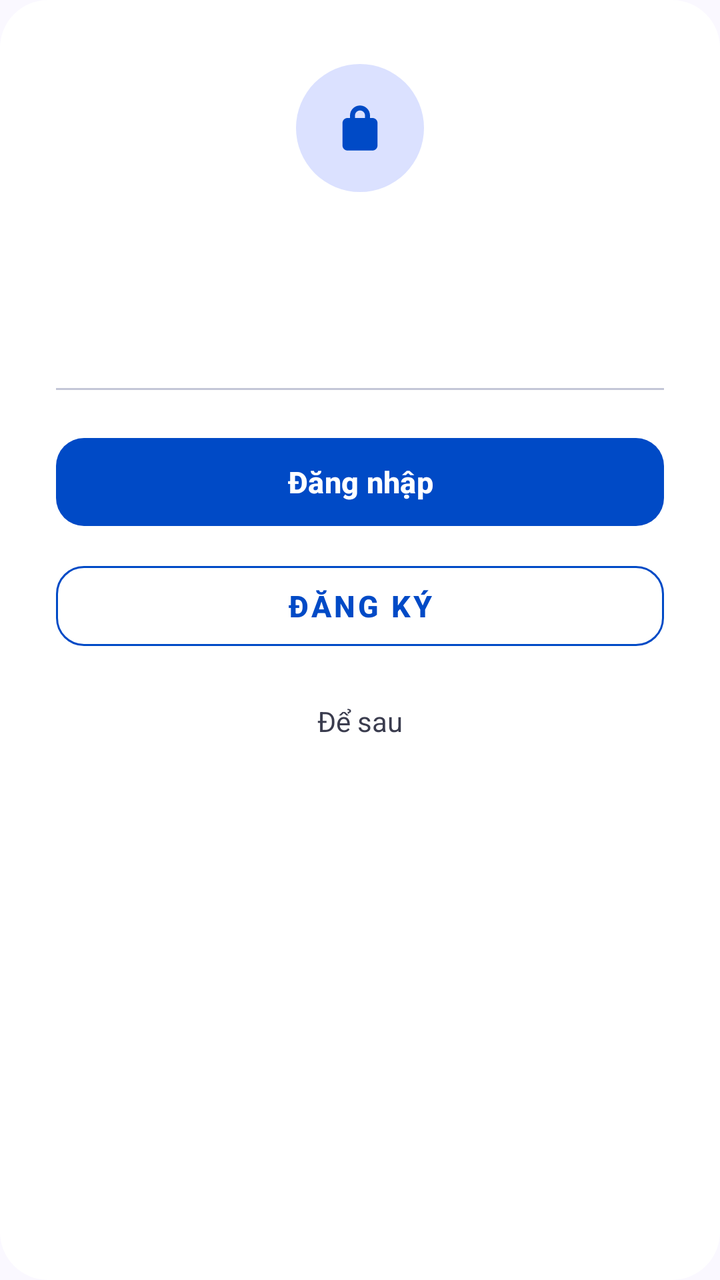
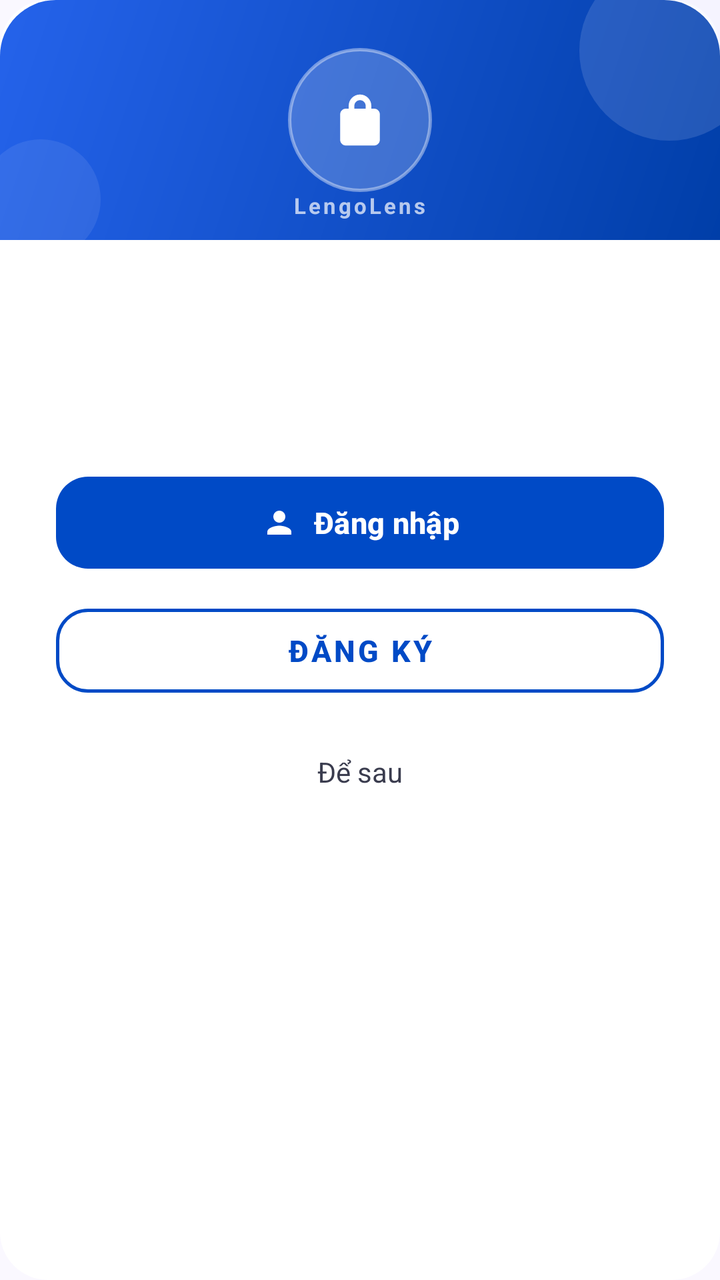

Compare the two renders of this Android layout. The source of the first and the diff that turns it into the second are given below.
<!-- AndroidManifest.xml: application theme Theme.ObjectLanguage -->
<!-- res/layout/dialog_guest_upsell.xml -->
<?xml version="1.0" encoding="utf-8"?>
<LinearLayout
    xmlns:android="http://schemas.android.com/apk/res/android"
    xmlns:app="http://schemas.android.com/apk/res-auto"
    android:layout_width="match_parent"
    android:layout_height="wrap_content"
    android:background="@drawable/bg_dialog_rounded"
    android:orientation="vertical"
    android:paddingStart="28dp"
    android:paddingTop="32dp"
    android:paddingEnd="28dp"
    android:paddingBottom="24dp">

    
    <FrameLayout
        android:layout_width="64dp"
        android:layout_height="64dp"
        android:layout_gravity="center_horizontal"
        android:background="@drawable/circle_bg">

        <ImageView
            android:layout_width="30dp"
            android:layout_height="30dp"
            android:layout_gravity="center"
            android:contentDescription="@null"
            android:src="@drawable/ic_lock"
            app:tint="@color/primary" />
    </FrameLayout>

    
    <TextView
        android:id="@+id/tvDialogTitle"
        android:layout_width="match_parent"
        android:layout_height="wrap_content"
        android:layout_marginTop="18dp"
        android:gravity="center"
        android:textColor="@color/text_primary"
        android:textSize="20sp"
        android:textStyle="bold" />

    
    <TextView
        android:id="@+id/tvDialogMessage"
        android:layout_width="match_parent"
        android:layout_height="wrap_content"
        android:layout_marginTop="10dp"
        android:gravity="center"
        android:lineSpacingExtra="3dp"
        android:textColor="@color/text_secondary"
        android:textSize="14sp" />

    
    <View
        android:layout_width="match_parent"
        android:layout_height="1dp"
        android:layout_marginTop="24dp"
        android:background="@color/divider" />

    
    <com.google.android.material.button.MaterialButton
        android:id="@+id/btnDialogLogin"
        android:layout_width="match_parent"
        android:layout_height="52dp"
        android:layout_marginTop="20dp"
        android:text="@string/guest_btn_login"
        android:textSize="15sp"
        android:textStyle="bold"
        app:backgroundTint="@color/primary"
        app:cornerRadius="14dp" />

    
    <com.google.android.material.button.MaterialButton
        android:id="@+id/btnDialogRegister"
        style="@style/Widget.MaterialComponents.Button.OutlinedButton"
        android:layout_width="match_parent"
        android:layout_height="52dp"
        android:layout_marginTop="10dp"
        android:text="@string/guest_btn_register"
        android:textColor="@color/primary"
        android:textSize="15sp"
        android:textStyle="bold"
        app:cornerRadius="14dp"
        app:strokeColor="@color/primary"
        app:strokeWidth="1dp" />

    
    <TextView
        android:id="@+id/tvDialogLater"
        android:layout_width="wrap_content"
        android:layout_height="wrap_content"
        android:layout_gravity="center_horizontal"
        android:layout_marginTop="16dp"
        android:paddingStart="12dp"
        android:paddingTop="6dp"
        android:paddingEnd="12dp"
        android:paddingBottom="6dp"
        android:text="@string/guest_btn_later"
        android:textColor="@color/text_muted"
        android:textSize="14sp" />

</LinearLayout>
<!-- resources referenced by this layout -->
<resources>
  <color name="divider">#C3C6D7</color>
  <color name="primary">#004AC6</color>
  <color name="text_muted">#3A3C4E</color>
  <color name="text_primary">#191B23</color>
  <color name="text_secondary">#22242F</color>
  <!-- drawable bg_dialog_rounded (drawable) -->
  <?xml version="1.0" encoding="utf-8"?>
  <shape xmlns:android="http://schemas.android.com/apk/res/android"
      android:shape="rectangle">
      <solid android:color="@color/surface" />
      <corners android:radius="24dp" />
  </shape>
  <!-- drawable circle_bg (drawable) -->
  <?xml version="1.0" encoding="utf-8"?>
  <shape xmlns:android="http://schemas.android.com/apk/res/android" android:shape="oval">
      <solid android:color="@color/primary_light" />
  </shape>
  <string name="guest_btn_later">Để sau</string>
  <string name="guest_btn_login">Đăng nhập</string>
  <string name="guest_btn_register">Đăng ký</string>
  <color name="surface">#FFFFFF</color>
  <color name="primary_light">#DBE1FF</color>
  <color name="primary_dark">#003EA8</color>
  <color name="text_on_primary">#FFFFFF</color>
  <color name="secondary">#FD933D</color>
  <color name="violet">#7C3AED</color>
  <color name="background">#FAF8FF</color>
  <style name="Widget.App.CardView" parent="Widget.Material3.CardView.Elevated">
          <item name="cardBackgroundColor">@color/surface</item>
          <item name="cardCornerRadius">14dp</item>
          <item name="cardElevation">0dp</item>
          <item name="strokeWidth">0dp</item>
      </style>
  <color name="bottom_nav_bg">#FFFFFF</color>
  <style name="Widget.App.BottomNav.ActiveIndicator" parent="Widget.Material3.BottomNavigationView.ActiveIndicator">
          <item name="android:color">@color/surface_variant</item>
          <item name="shapeAppearance">@style/ShapeAppearance.App.SmallComponent</item>
      </style>
  <color name="surface_variant">#E1E2ED</color>
  <style name="ShapeAppearance.App.SmallComponent" parent="ShapeAppearance.Material3.SmallComponent">
          <item name="cornerSize">14dp</item>
      </style>
  <!-- unchanged entries left out for length: 3 -->
</resources>

<!-- the commit's change to res/layout/dialog_guest_upsell.xml (unified diff, before → after) -->
@@ -5,97 +5,144 @@
     android:layout_width="match_parent"
     android:layout_height="wrap_content"
     android:background="@drawable/bg_dialog_rounded"
-    android:orientation="vertical"
-    android:paddingStart="28dp"
-    android:paddingTop="32dp"
-    android:paddingEnd="28dp"
-    android:paddingBottom="24dp">
+    android:orientation="vertical">
 
     
     <FrameLayout
-        android:layout_width="64dp"
-        android:layout_height="64dp"
-        android:layout_gravity="center_horizontal"
-        android:background="@drawable/circle_bg">
+        android:layout_width="match_parent"
+        android:layout_height="120dp"
+        android:background="@drawable/bg_dialog_header_primary">
 
-        <ImageView
-            android:layout_width="30dp"
-            android:layout_height="30dp"
+        
+        <View
+            android:layout_width="90dp"
+            android:layout_height="90dp"
+            android:layout_gravity="top|end"
+            android:layout_marginTop="-20dp"
+            android:layout_marginEnd="-20dp"
+            android:alpha="0.15"
+            android:background="@drawable/circle_bg" />
+
+        
+        <View
+            android:layout_width="60dp"
+            android:layout_height="60dp"
+            android:layout_gravity="bottom|start"
+            android:layout_marginStart="-10dp"
+            android:layout_marginBottom="-10dp"
+            android:alpha="0.10"
+            android:background="@drawable/circle_bg" />
+
+        
+        <FrameLayout
+            android:layout_width="72dp"
+            android:layout_height="72dp"
             android:layout_gravity="center"
-            android:contentDescription="@null"
-            android:src="@drawable/ic_lock"
-            app:tint="@color/primary" />
+            android:background="@drawable/bg_dialog_icon_circle">
+
+            <ImageView
+                android:layout_width="34dp"
+                android:layout_height="34dp"
+                android:layout_gravity="center"
+                android:contentDescription="@null"
+                android:src="@drawable/ic_lock"
+                app:tint="#FFFFFF" />
+        </FrameLayout>
+
+        
+        <TextView
+            android:layout_width="wrap_content"
+            android:layout_height="wrap_content"
+            android:layout_gravity="bottom|center_horizontal"
+            android:layout_marginBottom="10dp"
+            android:alpha="0.7"
+            android:letterSpacing="0.12"
+            android:text="LengoLens"
+            android:textColor="#FFFFFF"
+            android:textSize="11sp"
+            android:textStyle="bold" />
+
     </FrameLayout>
 
     
-    <TextView
-        android:id="@+id/tvDialogTitle"
+    <LinearLayout
         android:layout_width="match_parent"
         android:layout_height="wrap_content"
-        android:layout_marginTop="18dp"
-        android:gravity="center"
-        android:textColor="@color/text_primary"
-        android:textSize="20sp"
-        android:textStyle="bold" />
+        android:background="@drawable/bg_dialog_body_bottom"
+        android:orientation="vertical"
+        android:paddingStart="28dp"
+        android:paddingTop="28dp"
+        android:paddingEnd="28dp"
+        android:paddingBottom="28dp">
 
-    
-    <TextView
-        android:id="@+id/tvDialogMessage"
-        android:layout_width="match_parent"
-        android:layout_height="wrap_content"
-        android:layout_marginTop="10dp"
-        android:gravity="center"
-        android:lineSpacingExtra="3dp"
-        android:textColor="@color/text_secondary"
-        android:textSize="14sp" />
+        
+        <TextView
+            android:id="@+id/tvDialogTitle"
+            android:layout_width="match_parent"
+            android:layout_height="wrap_content"
+            android:gravity="center"
+            android:lineSpacingMultiplier="1.2"
+            android:textColor="@color/text_primary"
+            android:textSize="22sp"
+            android:textStyle="bold" />
 
-    
-    <View
-        android:layout_width="match_parent"
-        android:layout_height="1dp"
-        android:layout_marginTop="24dp"
-        android:background="@color/divider" />
+        
+        <TextView
+            android:id="@+id/tvDialogMessage"
+            android:layout_width="match_parent"
+            android:layout_height="wrap_content"
+            android:layout_marginTop="10dp"
+            android:gravity="center"
+            android:lineSpacingExtra="4dp"
+            android:textColor="@color/text_secondary"
+            android:textSize="14sp" />
 
-    
-    <com.google.android.material.button.MaterialButton
-        android:id="@+id/btnDialogLogin"
-        android:layout_width="match_parent"
-        android:layout_height="52dp"
-        android:layout_marginTop="20dp"
-        android:text="@string/guest_btn_login"
-        android:textSize="15sp"
-        android:textStyle="bold"
-        app:backgroundTint="@color/primary"
-        app:cornerRadius="14dp" />
+        
+        <com.google.android.material.button.MaterialButton
+            android:id="@+id/btnDialogLogin"
+            android:layout_width="match_parent"
+            android:layout_height="54dp"
+            android:layout_marginTop="28dp"
+            android:text="@string/guest_btn_login"
+            android:textSize="15sp"
+            android:textStyle="bold"
+            app:backgroundTint="@color/primary"
+            app:cornerRadius="16dp"
+            app:icon="@drawable/ic_person"
+            app:iconGravity="textStart"
+            app:iconSize="18dp"
+            app:iconTint="#FFFFFF" />
 
-    
-    <com.google.android.material.button.MaterialButton
-        android:id="@+id/btnDialogRegister"
-        style="@style/Widget.MaterialComponents.Button.OutlinedButton"
-        android:layout_width="match_parent"
-        android:layout_height="52dp"
-        android:layout_marginTop="10dp"
-        android:text="@string/guest_btn_register"
-        android:textColor="@color/primary"
-        android:textSize="15sp"
-        android:textStyle="bold"
-        app:cornerRadius="14dp"
-        app:strokeColor="@color/primary"
-        app:strokeWidth="1dp" />
+        
+        <com.google.android.material.button.MaterialButton
+            android:id="@+id/btnDialogRegister"
+            style="@style/Widget.MaterialComponents.Button.OutlinedButton"
+            android:layout_width="match_parent"
+            android:layout_height="54dp"
+            android:layout_marginTop="10dp"
+            android:text="@string/guest_btn_register"
+            android:textColor="@color/primary"
+            android:textSize="15sp"
+            android:textStyle="bold"
+            app:cornerRadius="16dp"
+            app:strokeColor="@color/primary"
+            app:strokeWidth="1.5dp" />
 
-    
-    <TextView
-        android:id="@+id/tvDialogLater"
-        android:layout_width="wrap_content"
-        android:layout_height="wrap_content"
-        android:layout_gravity="center_horizontal"
-        android:layout_marginTop="16dp"
-        android:paddingStart="12dp"
-        android:paddingTop="6dp"
-        android:paddingEnd="12dp"
-        android:paddingBottom="6dp"
-        android:text="@string/guest_btn_later"
-        android:textColor="@color/text_muted"
-        android:textSize="14sp" />
+        
+        <TextView
+            android:id="@+id/tvDialogLater"
+            android:layout_width="wrap_content"
+            android:layout_height="wrap_content"
+            android:layout_gravity="center_horizontal"
+            android:layout_marginTop="16dp"
+            android:paddingStart="16dp"
+            android:paddingTop="8dp"
+            android:paddingEnd="16dp"
+            android:paddingBottom="8dp"
+            android:text="@string/guest_btn_later"
+            android:textColor="@color/text_muted"
+            android:textSize="14sp" />
+
+    </LinearLayout>
 
 </LinearLayout>
<!-- resource entries referenced after the edit -->
@@ -1,10 +1,43 @@
 <!-- resources referenced by this layout -->
 <resources>
-  <color name="divider">#C3C6D7</color>
   <color name="primary">#004AC6</color>
   <color name="text_muted">#3A3C4E</color>
   <color name="text_primary">#191B23</color>
   <color name="text_secondary">#22242F</color>
+  <!-- drawable bg_dialog_body_bottom (drawable) -->
+  <?xml version="1.0" encoding="utf-8"?>
+  <shape xmlns:android="http://schemas.android.com/apk/res/android"
+      android:shape="rectangle">
+      <solid android:color="@color/surface" />
+      <corners
+          android:topLeftRadius="0dp"
+          android:topRightRadius="0dp"
+          android:bottomLeftRadius="28dp"
+          android:bottomRightRadius="28dp" />
+  </shape>
+  <!-- drawable bg_dialog_header_primary (drawable) -->
+  <?xml version="1.0" encoding="utf-8"?>
+  <shape xmlns:android="http://schemas.android.com/apk/res/android"
+      android:shape="rectangle">
+      <gradient
+          android:startColor="#003EA8"
+          android:endColor="#2563EB"
+          android:angle="135" />
+      <corners
+          android:topLeftRadius="28dp"
+          android:topRightRadius="28dp"
+          android:bottomLeftRadius="0dp"
+          android:bottomRightRadius="0dp" />
+  </shape>
+  <!-- drawable bg_dialog_icon_circle (drawable) -->
+  <?xml version="1.0" encoding="utf-8"?>
+  <shape xmlns:android="http://schemas.android.com/apk/res/android"
+      android:shape="oval">
+      <solid android:color="#33FFFFFF" />
+      <stroke
+          android:width="1.5dp"
+          android:color="#66FFFFFF" />
+  </shape>
   <!-- drawable bg_dialog_rounded (drawable) -->
   <?xml version="1.0" encoding="utf-8"?>
   <shape xmlns:android="http://schemas.android.com/apk/res/android"
@@ -17,6 +50,17 @@
   <shape xmlns:android="http://schemas.android.com/apk/res/android" android:shape="oval">
       <solid android:color="@color/primary_light" />
   </shape>
+  <!-- drawable ic_person (drawable) -->
+  <vector xmlns:android="http://schemas.android.com/apk/res/android"
+      android:width="24dp"
+      android:height="24dp"
+      android:viewportWidth="24"
+      android:viewportHeight="24"
+      android:tint="?attr/colorControlNormal">
+      <path
+          android:fillColor="@android:color/white"
+          android:pathData="M12,12c2.21,0 4,-1.79 4,-4s-1.79,-4 -4,-4 -4,1.79 -4,4 1.79,4 4,4zM12,14c-2.67,0 -8,1.34 -8,4v2h16v-2c0,-2.66 -5.33,-4 -8,-4z"/>
+  </vector>
   <string name="guest_btn_later">Để sau</string>
   <string name="guest_btn_login">Đăng nhập</string>
   <string name="guest_btn_register">Đăng ký</string>
